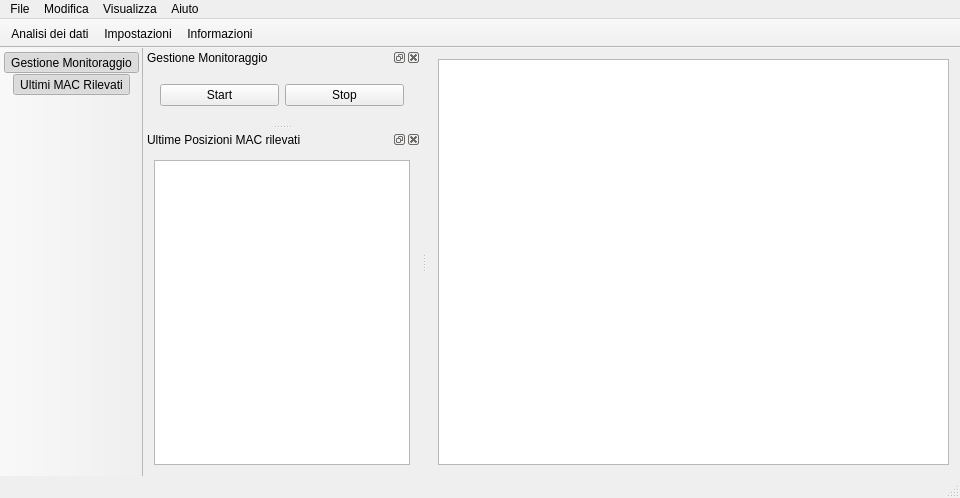
Old version of the form RoomMonitor/windows/main.ui in the repository PieroMacaluso/RoomMonitor.
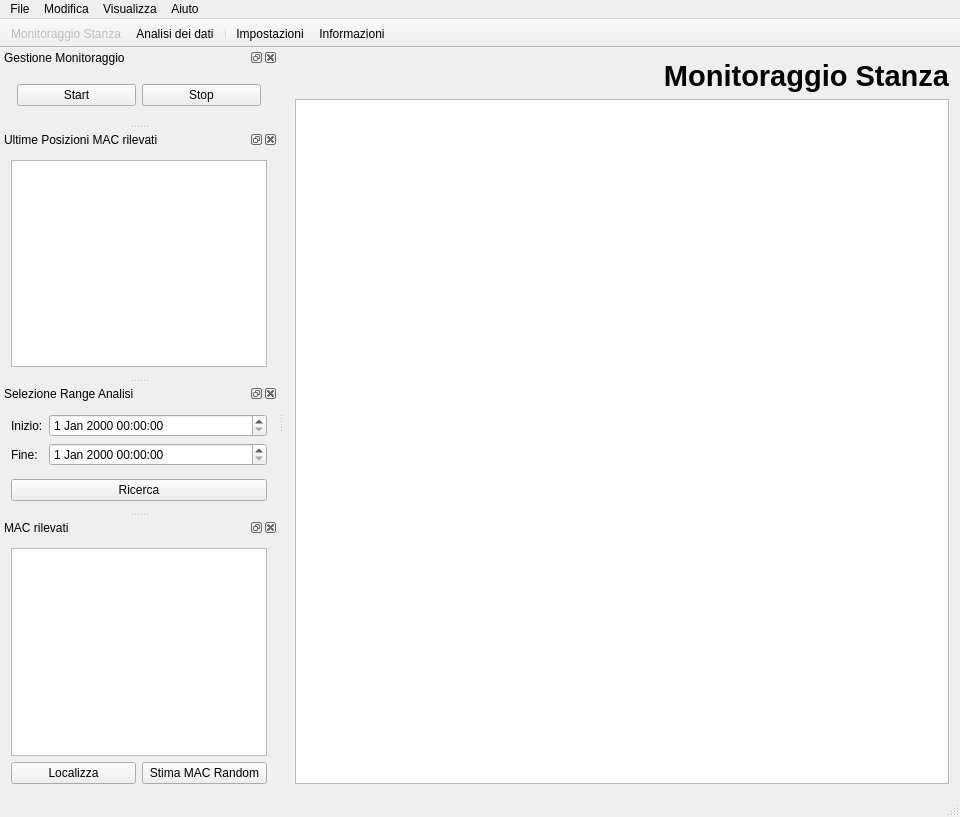
New version of the form. Icons and pictures are not drawn. Custom widgets are drawn as their Qt base class.

Commit message: Ulteriori miglioramenti grafici: - Aggiunto passaggio a widget della sezione Analisi e viceversa - Tentativo di implementazione Lista MAC, malriuscito...

```diff
--- a/RoomMonitor/windows/main.ui
+++ b/RoomMonitor/windows/main.ui
@@ -7,7 +7,7 @@
     <x>0</x>
     <y>0</y>
     <width>960</width>
-    <height>498</height>
+    <height>817</height>
    </rect>
   </property>
   <property name="sizePolicy">
@@ -25,12 +25,21 @@
   </property>
   <widget class="QWidget" name="centralWidget">
    <layout class="QGridLayout" name="gridLayout_2">
+    <item row="1" column="0">
+     <widget class="MonitoringPlotView" name="monitoringPlot"/>
+    </item>
     <item row="0" column="0">
-     <layout class="QVBoxLayout" name="verticalLayout_3">
-      <item>
-       <widget class="MonitoringPlotView" name="monitoringPlot"/>
-      </item>
-     </layout>
+     <widget class="QLabel" name="title">
+      <property name="enabled">
+       <bool>true</bool>
+      </property>
+      <property name="text">
+       <string>&lt;html&gt;&lt;head/&gt;&lt;body&gt;&lt;p&gt;&lt;span style=&quot; font-size:22pt; font-weight:600;&quot;&gt;Monitoraggio Stanza&lt;/span&gt;&lt;/p&gt;&lt;/body&gt;&lt;/html&gt;</string>
+      </property>
+      <property name="alignment">
+       <set>Qt::AlignRight|Qt::AlignTrailing|Qt::AlignVCenter</set>
+      </property>
+     </widget>
     </item>
    </layout>
   </widget>
@@ -76,6 +85,9 @@
    <addaction name="menuAbout"/>
   </widget>
   <widget class="QToolBar" name="mainToolBar">
+   <property name="enabled">
+    <bool>true</bool>
+   </property>
    <property name="windowTitle">
     <string/>
    </property>
@@ -89,14 +101,22 @@
     <enum>TopToolBarArea</enum>
    </attribute>
    <attribute name="toolBarBreak">
-    <bool>true</bool>
+    <bool>false</bool>
    </attribute>
+   <addaction name="actionMonitoring"/>
    <addaction name="actionAnalysis"/>
+   <addaction name="separator"/>
    <addaction name="actionSettings"/>
    <addaction name="actionAbout"/>
   </widget>
   <widget class="QStatusBar" name="statusBar"/>
   <widget class="QDockWidget" name="monitoringManagerDock">
+   <property name="sizePolicy">
+    <sizepolicy hsizetype="Preferred" vsizetype="Preferred">
+     <horstretch>0</horstretch>
+     <verstretch>0</verstretch>
+    </sizepolicy>
+   </property>
    <property name="minimumSize">
     <size>
      <width>198</width>
@@ -194,30 +214,109 @@
    <widget class="QWidget" name="dockWidgetContents_3">
     <layout class="QVBoxLayout" name="verticalLayout_9">
      <item>
+      <widget class="QTableWidget" name="macLastSituation"/>
+     </item>
+    </layout>
+   </widget>
+  </widget>
+  <widget class="QDockWidget" name="rangeSelectorDock">
+   <property name="enabled">
+    <bool>true</bool>
+   </property>
+   <property name="minimumSize">
+    <size>
+     <width>201</width>
+     <height>128</height>
+    </size>
+   </property>
+   <property name="maximumSize">
+    <size>
+     <width>524287</width>
+     <height>128</height>
+    </size>
+   </property>
+   <property name="floating">
+    <bool>false</bool>
+   </property>
+   <property name="windowTitle">
+    <string>Selezione Range Analisi</string>
+   </property>
+   <attribute name="dockWidgetArea">
+    <number>1</number>
+   </attribute>
+   <widget class="QWidget" name="dockWidgetContents_6">
+    <layout class="QVBoxLayout" name="verticalLayout_11">
+     <item>
+      <layout class="QFormLayout" name="formLayout_6">
+       <item row="0" column="0">
+        <widget class="QLabel" name="start">
+         <property name="text">
+          <string>Inizio:</string>
+         </property>
+        </widget>
+       </item>
+       <item row="0" column="1">
+        <widget class="QDateTimeEdit" name="startDate"/>
+       </item>
+       <item row="1" column="0">
+        <widget class="QLabel" name="end">
+         <property name="text">
+          <string>Fine:</string>
+         </property>
+        </widget>
+       </item>
+       <item row="1" column="1">
+        <widget class="QDateTimeEdit" name="endDate"/>
+       </item>
+      </layout>
+     </item>
+     <item>
+      <widget class="QPushButton" name="searchButton_4">
+       <property name="text">
+        <string>Ricerca</string>
+       </property>
+       <property name="icon">
+        <iconset resource="../res.qrc">
+         <normaloff>:/resources/resources/analysis.svg</normaloff>:/resources/resources/analysis.svg</iconset>
+       </property>
+      </widget>
+     </item>
+    </layout>
+   </widget>
+  </widget>
+  <widget class="QDockWidget" name="macDetectedDock">
+   <property name="windowTitle">
+    <string>MAC rilevati</string>
+   </property>
+   <attribute name="dockWidgetArea">
+    <number>1</number>
+   </attribute>
+   <widget class="QWidget" name="dockWidgetContents_7">
+    <layout class="QVBoxLayout" name="verticalLayout_12">
+     <item>
       <widget class="QTableWidget" name="macSituation"/>
      </item>
+     <item>
+      <layout class="QHBoxLayout" name="horizontalLayout_3">
+       <item>
+        <widget class="QPushButton" name="localizeButton">
+         <property name="text">
+          <string>Localizza</string>
+         </property>
+        </widget>
+       </item>
+       <item>
+        <widget class="QPushButton" name="randomButton">
+         <property name="text">
+          <string>Stima MAC Random</string>
+         </property>
+        </widget>
+       </item>
+      </layout>
+     </item>
     </layout>
    </widget>
   </widget>
-  <widget class="QToolBar" name="toolBar">
-   <property name="acceptDrops">
-    <bool>false</bool>
-   </property>
-   <property name="windowTitle">
-    <string>toolBar</string>
-   </property>
-   <property name="movable">
-    <bool>false</bool>
-   </property>
-   <attribute name="toolBarArea">
-    <enum>LeftToolBarArea</enum>
-   </attribute>
-   <attribute name="toolBarBreak">
-    <bool>false</bool>
-   </attribute>
-   <addaction name="actionGestione_Monitoraggio"/>
-   <addaction name="actionUltimi_MAC_Rilevati"/>
-  </widget>
   <action name="actionSettings">
    <property name="icon">
     <iconset resource="../res.qrc">
@@ -281,6 +380,9 @@
    </property>
   </action>
   <action name="actionAnalysis">
+   <property name="enabled">
+    <bool>true</bool>
+   </property>
    <property name="icon">
     <iconset resource="../res.qrc">
      <normaloff>:/resources/resources/analysis.svg</normaloff>:/resources/resources/analysis.svg</iconset>
@@ -289,6 +391,66 @@
     <string>Analisi dei dati</string>
    </property>
   </action>
+  <action name="actionMonitoring">
+   <property name="enabled">
+    <bool>false</bool>
+   </property>
+   <property name="icon">
+    <iconset resource="../res.qrc">
+     <normaloff>:/resources/resources/wifi.svg</normaloff>:/resources/resources/wifi.svg</iconset>
+   </property>
+   <property name="text">
+    <string>Monitoraggio Stanza</string>
+   </property>
+   <property name="visible">
+    <bool>true</bool>
+   </property>
+  </action>
+  <action name="actionRangeDock">
+   <property name="checkable">
+    <bool>true</bool>
+   </property>
+   <property name="checked">
+    <bool>true</bool>
+   </property>
+   <property name="enabled">
+    <bool>false</bool>
+   </property>
+   <property name="icon">
+    <iconset resource="../res.qrc">
+     <normaloff>:/resources/resources/time.svg</normaloff>:/resources/resources/time.svg</iconset>
+   </property>
+   <property name="text">
+    <string>Selezione Range</string>
+   </property>
+   <property name="shortcutContext">
+    <enum>Qt::WindowShortcut</enum>
+   </property>
+   <property name="iconVisibleInMenu">
+    <bool>true</bool>
+   </property>
+   <property name="shortcutVisibleInContextMenu">
+    <bool>true</bool>
+   </property>
+  </action>
+  <action name="actionMacSituationDock">
+   <property name="checkable">
+    <bool>true</bool>
+   </property>
+   <property name="checked">
+    <bool>true</bool>
+   </property>
+   <property name="enabled">
+    <bool>false</bool>
+   </property>
+   <property name="icon">
+    <iconset resource="../res.qrc">
+     <normaloff>:/resources/resources/mac.svg</normaloff>:/resources/resources/mac.svg</iconset>
+   </property>
+   <property name="text">
+    <string>Ultimi MAC Rilevati</string>
+   </property>
+  </action>
  </widget>
  <layoutdefault spacing="6" margin="11"/>
  <customwidgets>
```
Left out of the diff: 30 changed lines with no effect on the pictures. The commit also changes 6 other files.
